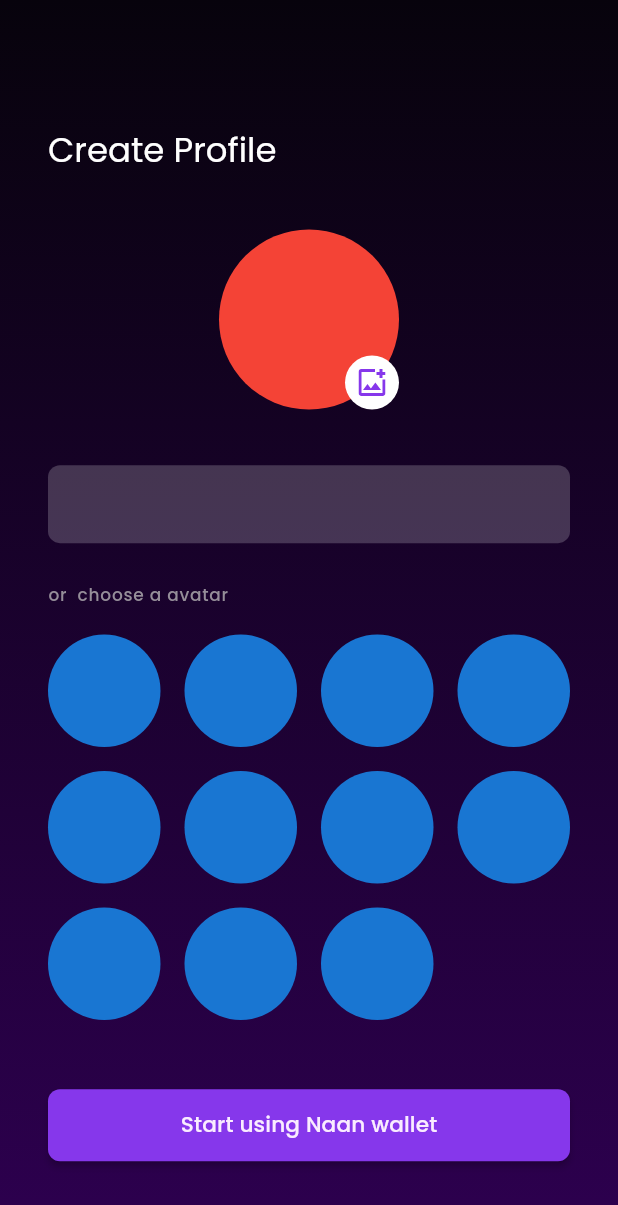
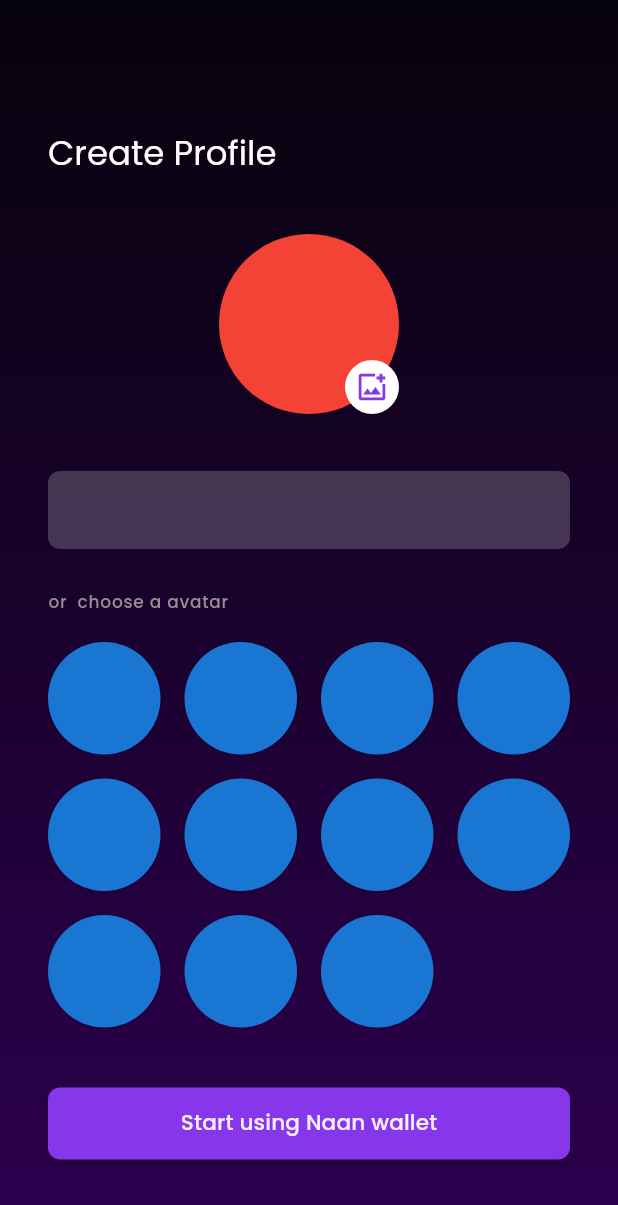
Before and after one commit to Tezsure/plenty-wallet, a Flutter app: the CreateProfilePageView screen opened by its route, on a phone screen of 412 x 824 dp. Shown: the top 1205 px of the screen. Run offline on Flutter 3.47's test engine with Material 2 defaults, Android fonts, the phone set to English and light mode, and no system bars; our stand-ins replace device_preview, flutter_svg, get, lottie; network calls fail.

Commit message:
fix: removed extra size extensions

```diff
--- a/lib/app/modules/backup_wallet_page/views/backup_wallet_view.dart
+++ b/lib/app/modules/backup_wallet_page/views/backup_wallet_view.dart
@@ -53,12 +53,12 @@ class BackupWalletView extends GetView<BackupWalletController> {
                     ],
                   ),
                 ),
-                40.h.vspace,
+                40.vspace,
                 Text(
                   'Your Secret Phrase',
                   style: titleLarge,
                 ),
-                30.h.vspace,
+                30.vspace,
                 Text(
                   'These 12 words are the keys to your\nwallet. Back them up with a password\nmanager or write them down.',
                   textAlign: TextAlign.center,
@@ -73,7 +73,7 @@ class BackupWalletView extends GetView<BackupWalletController> {
                                   content:
                                       Text('Copied to your clipboard !')))),
                     )),
-                20.h.vspace,
+                20.vspace,
                 GridView.builder(
                     shrinkWrap: true,
                     primary: false,
--- a/lib/app/modules/backup_wallet_page/views/widgets/phrase_container.dart
+++ b/lib/app/modules/backup_wallet_page/views/widgets/phrase_container.dart
@@ -26,7 +26,7 @@ class PhraseContainer extends StatelessWidget {
         borderRadius: BorderRadius.circular(8),
       ),
       child: Row(mainAxisAlignment: MainAxisAlignment.start, children: [
-        30.w.hspace,
+        30.hspace,
         Text(
           '${index + 1}',
           textAlign: TextAlign.center,
--- a/lib/app/modules/common_widgets/copy_button.dart
+++ b/lib/app/modules/common_widgets/copy_button.dart
@@ -27,7 +27,7 @@ class CopyButton extends StatelessWidget {
               Icons.copy_rounded,
               color: Colors.white,
             ),
-            13.h.hspace,
+            13.hspace,
             Text(
               isCopied ? 'copied!' : 'copy to clipboard',
               style: titleSmall.copyWith(color: Colors.white),
--- a/lib/app/modules/common_widgets/info_button.dart
+++ b/lib/app/modules/common_widgets/info_button.dart
@@ -19,7 +19,7 @@ class InfoButton extends StatelessWidget {
             size: 16,
             color: ColorConst.NeutralVariant.shade60,
           ),
-          10.w.hspace,
+          10.hspace,
           Text(
             'Info',
             style:
--- a/lib/app/modules/create_profile_page/views/create_profile_page_view.dart
+++ b/lib/app/modules/create_profile_page/views/create_profile_page_view.dart
@@ -27,8 +27,8 @@ class CreateProfilePageView extends GetView<CreateProfilePageController> {
               ? Container(
                   decoration: const BoxDecoration(
                       gradient: GradConst.GradientBackground),
-                  height: 1.h,
-                  width: 1.w,
+                  height: 1.height,
+                  width: 1.width,
                   child: Center(
                     child: Lottie.asset(
                       '${PathConst.ASSETS}create_wallet/lottie/wallet_success.json',
@@ -42,12 +42,12 @@ class CreateProfilePageView extends GetView<CreateProfilePageController> {
               : Column(
                   crossAxisAlignment: CrossAxisAlignment.center,
                   children: [
-                    89.h.vspace,
+                    89.vspace,
                     Align(
                       alignment: Alignment.centerLeft,
                       child: Text("Create Profile", style: titleLarge),
                     ),
-                    38.h.vspace,
+                    38.vspace,
                     Container(
                       height: 120,
                       width: 120,
@@ -69,9 +69,9 @@ class CreateProfilePageView extends GetView<CreateProfilePageController> {
                         ),
                       ),
                     ),
-                    38.h.vspace,
+                    38.vspace,
                     const NaanTextfield(),
-                    27.h.vspace,
+                    27.vspace,
                     Align(
                       alignment: Alignment.centerLeft,
                       child: Text(
@@ -81,7 +81,7 @@ class CreateProfilePageView extends GetView<CreateProfilePageController> {
                             color: ColorConst.NeutralVariant.shade60),
                       ),
                     ),
-                    19.h.vspace,
+                    19.vspace,
                     Expanded(
                       child: GridView.count(
                         crossAxisCount: 4,
@@ -99,7 +99,7 @@ class CreateProfilePageView extends GetView<CreateProfilePageController> {
                       title: "Start using Naan wallet",
                       onPressed: () => controller.onWalletSuccess(),
                     ),
-                    51.h.vspace
+                    51.vspace
                   ],
                 ),
         ));
--- a/lib/app/modules/create_profile_page/views/profile_success_animation_view.dart
+++ b/lib/app/modules/create_profile_page/views/profile_success_animation_view.dart
@@ -35,12 +35,12 @@ class ProfileSuccessAnimationView extends StatelessWidget {
                     style: bodySmall.copyWith(
                         color: ColorConst.NeutralVariant.shade60),
                   ),
-                  30.h.vspace,
+                  30.vspace,
                   SolidButton(
                       textColor: ColorConst.Neutral.shade95,
                       title: "Backup Wallet ( ~1 min )",
                       onPressed: () => Get.toNamed(Routes.BACKUP_WALLET)),
-                  12.h.vspace,
+                  12.vspace,
                   materialTap(
                     inkwellRadius: 8,
                     onPressed: () => Get.toNamed(Routes.HOME_PAGE),
--- a/lib/app/modules/onboarding_page/views/onboarding_page_view.dart
+++ b/lib/app/modules/onboarding_page/views/onboarding_page_view.dart
@@ -32,7 +32,7 @@ class OnboardingPageView extends GetView<OnboardingPageController> {
                       dotColor: Colors.white,
                     ),
                   )),
-              20.h.vspace,
+              20.vspace,
               MaterialButton(
                 onPressed: () => Get.toNamed(Routes.CREATE_WALLET_PAGE),
                 minWidth: 0.8.width,
@@ -48,7 +48,7 @@ class OnboardingPageView extends GetView<OnboardingPageController> {
                       fontWeight: FontWeight.w500),
                 ),
               ),
-              12.h.vspace,
+              12.vspace,
             ],
           ),
         ),
--- a/lib/utils/extensions/size_extension.dart
+++ b/lib/utils/extensions/size_extension.dart
@@ -15,7 +15,4 @@ extension SizeExtension on num {
   SizedBox get hspace => SizedBox(
         width: toDouble(),
       );
-
-  double get h => (this / 844) * Get.height;
-  double get w => (this / 844) * Get.width;
 }
```
Also changed, not shown: lib/app/modules/create_wallet_page/views/create_wallet_page_view.dart (+4 -4 lines), lib/app/modules/import_wallet_page/views/import_wallet_page_view.dart (+13 -13 lines), lib/app/modules/passcode_page/views/passcode_page_view.dart (+6 -6 lines), lib/app/modules/verify_phrase_page/views/verify_phrase_page_view.dart (+4 -4 lines).
